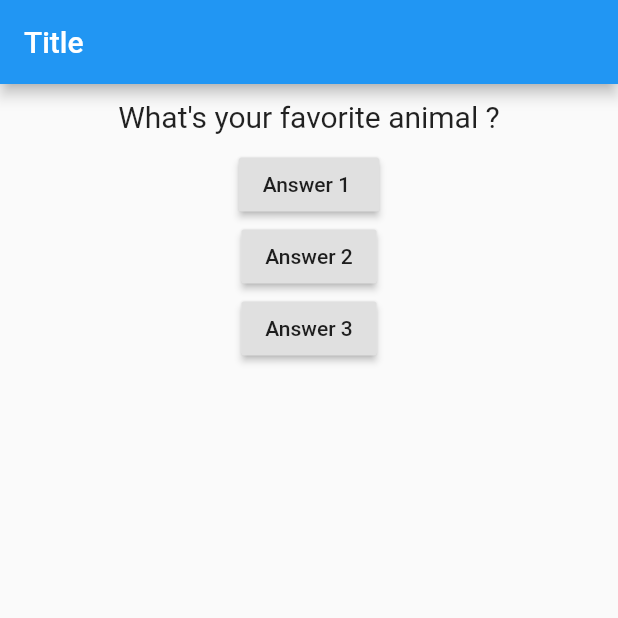
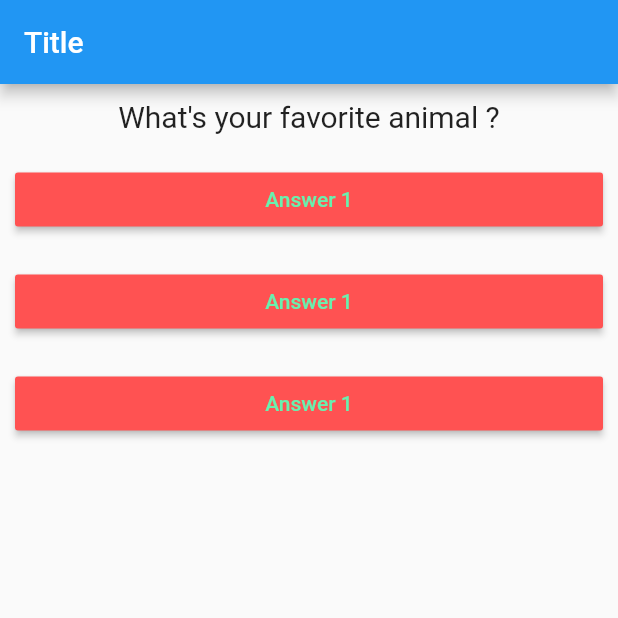
Before and after one commit to ramizrkhan/flutter-my_first_app, a Flutter app: the screen it shows after launch, after a tap on "Answer 1", on a phone screen of 412 x 824 dp, the top half of it. Run offline on Flutter 3.47's test engine with Material 2 defaults, Android fonts, the phone set to English and light mode, and no system bars.

Commit message:
Added Answer button in saparate new widget passed function pointer in Answer widget

```diff
--- /dev/null
+++ b/lib/answer.dart
@@ -0,0 +1,22 @@
+import 'package:flutter/material.dart';
+
+class Answer extends StatelessWidget {
+  final Function selectHelper;
+  Answer(this.selectHelper);
+  Widget build(BuildContext context) {
+    return Container(
+      width: double.infinity,
+      margin: EdgeInsets.all(10),
+      // color: Colors.grey,
+      child: RaisedButton(
+        child: Text(
+          "Answer 1",
+        ),
+        onPressed: selectHelper,
+        textColor: Colors.greenAccent,
+        color: Colors.redAccent,
+        padding: EdgeInsets.all(5),
+      ),
+    );
+  }
+}
--- a/lib/main.dart
+++ b/lib/main.dart
@@ -1,3 +1,4 @@
+import 'package:first_app/answer.dart';
 import 'package:flutter/material.dart';
 
 import './question.dart';
@@ -17,7 +18,7 @@ class MyApp extends StatefulWidget {
 
 class _MyAppState extends State<MyApp> {
   var _questionIndex = 0;
-  void answerQuestion() {
+  void _answerQuestion() {
     setState(() {
       _questionIndex = _questionIndex + 1;
     });
@@ -40,22 +41,9 @@ class _MyAppState extends State<MyApp> {
             Question(
               questions[_questionIndex],
             ),
-            RaisedButton(
-              child: Text(
-                "Answer 1 ",
-              ),
-              onPressed: answerQuestion,
-            ),
-            RaisedButton(
-              child: Text("Answer 2"),
-              onPressed: () => print("Answer 2 choosen!"),
-            ),
-            RaisedButton(
-              child: Text("Answer 3"),
-              onPressed: () {
-                print("Answer 3 chosen !");
-              },
-            ),
+            Answer(_answerQuestion),
+            Answer(_answerQuestion),
+            Answer(_answerQuestion),
           ],
         ),
       ),
```
Also changed, not shown: 1 other file.
